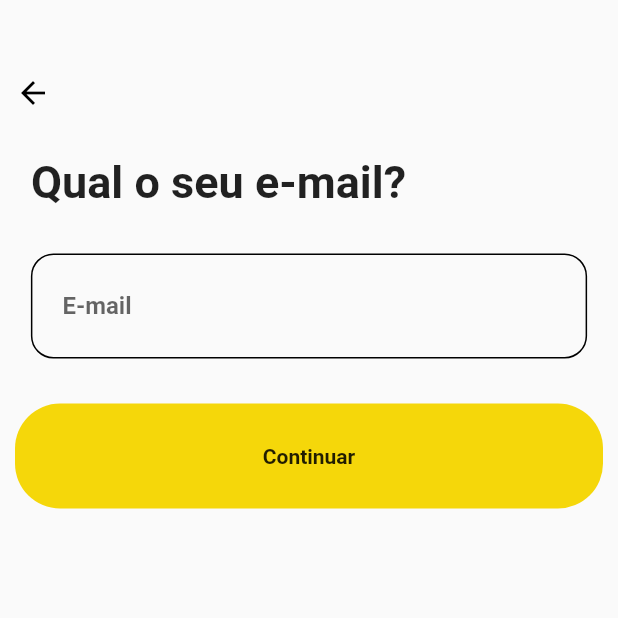
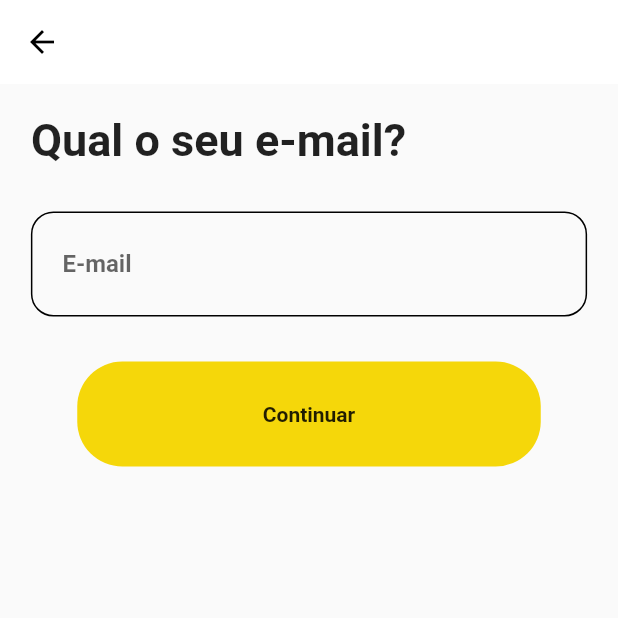
Before and after one commit to Arthurlss/imperio, a Flutter app: the EmailScreen screen opened directly, on a phone screen of 412 x 824 dp, the top half of it. Run offline on Flutter 3.47's test engine with Material 2 defaults, Android fonts, the phone set to English and light mode, and no system bars; our stand-ins replace email_validator, hexcolor.

Commit message:
criat-tela-email

```diff
--- a/lib/view/email_screen/email_screen.dart
+++ b/lib/view/email_screen/email_screen.dart
@@ -16,18 +16,10 @@ class _EmailScreenState extends State<EmailScreen> {
   @override
   Widget build(BuildContext context) {
     return Scaffold(
-      body: Container(
-        padding: EdgeInsets.symmetric(vertical: 30, horizontal: 10),
-        child: Form(
-          key: _formKey,
-          child: Column(
-            children: [
-              SizedBox(
-                height: 20,
-              ),
-              Row(
-                children: [
-                  InkWell(
+      appBar: AppBar(
+        elevation: 0,
+        backgroundColor: whiteColor,
+        leading: InkWell(
           onTap: () {
             Utils.popPage(context);
           },
@@ -35,12 +27,14 @@ class _EmailScreenState extends State<EmailScreen> {
             Icons.arrow_back,
             color: blackColor,
           ),
-                  )
-                ],
         ),
-              SizedBox(
-                height: 20,
       ),
+      body: Container(
+        padding: EdgeInsets.symmetric(vertical: 10, horizontal: 10),
+        child: Form(
+          key: _formKey,
+          child: Column(
+            children: [
               Container(
                 width: getSizeWidth(0.9, context),
                 padding: EdgeInsets.symmetric(vertical: 10),
@@ -56,6 +50,9 @@ class _EmailScreenState extends State<EmailScreen> {
               SizedBox(
                 height: 20,
               ),
+              Row(
+                mainAxisAlignment: MainAxisAlignment.center,
+                children: [
                   InkWell(
                     onTap: () {
                       if (_formKey.currentState.validate()) {
@@ -63,7 +60,7 @@ class _EmailScreenState extends State<EmailScreen> {
                       }
                     },
                     child: Container(
-                  width: 400,
+                      width: getSizeWidth(0.75, context),
                       height: 70,
                       child: Center(
                         child: Text(
@@ -75,6 +72,8 @@ class _EmailScreenState extends State<EmailScreen> {
                           borderRadius: BorderRadius.circular(30),
                           color: yellowColor),
                     ),
+                  ),
+                ],
               ),
             ],
           ),
```
Lines whose indentation alone changed are shown as unchanged.
